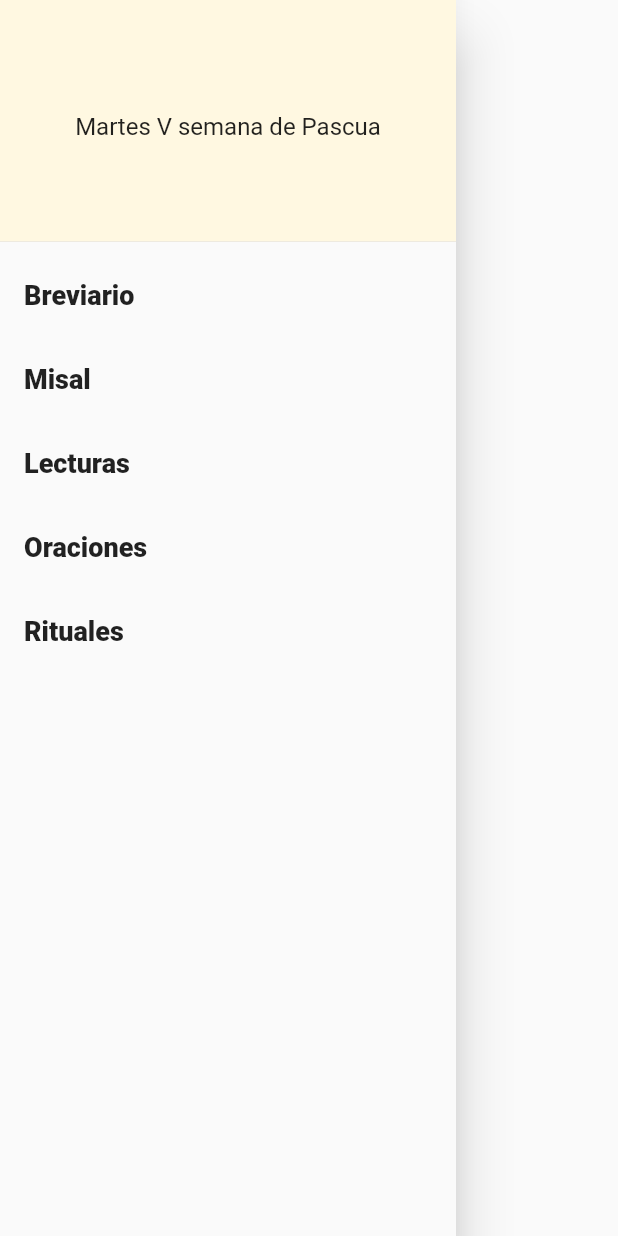
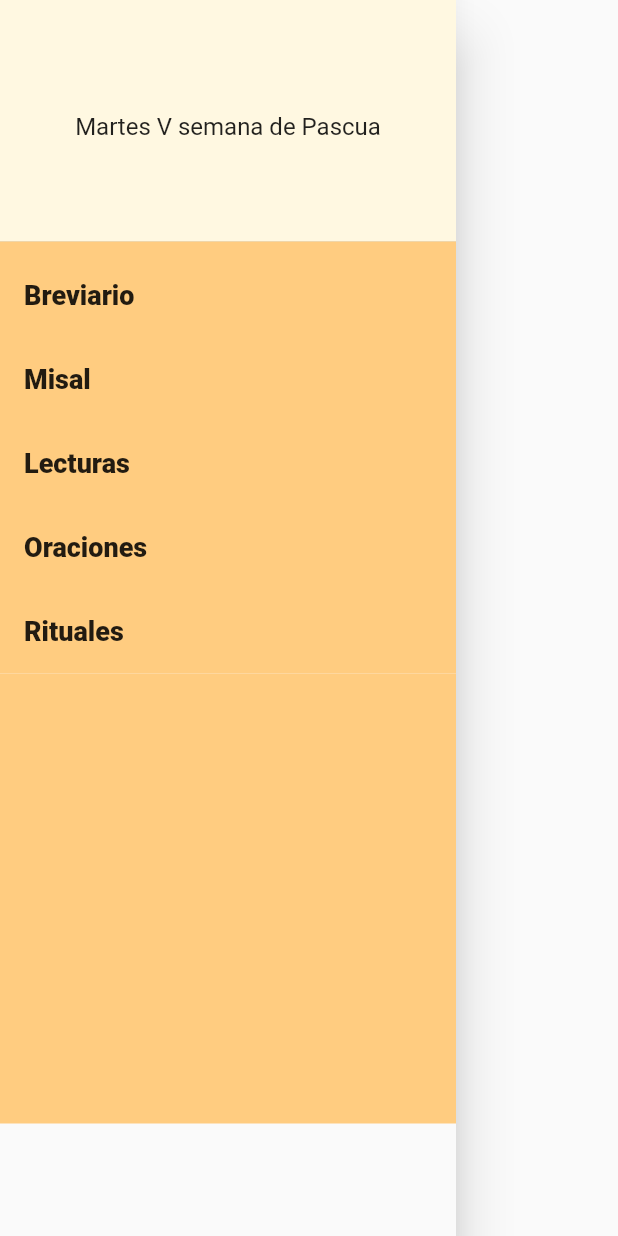
Before and after one commit to amauryperalta28/IBreviary-clone, a Flutter app: the SideBarMenu widget shown alone on an empty page, opened directly, on a phone screen of 412 x 824 dp. Run offline on Flutter 3.47's test engine with Material 2 defaults, Android fonts, the phone set to English and light mode, and no system bars.

Commit message:
Added color to the menu section that was white

```diff
--- a/ibreviary_clone/lib/src/pages/sidebar_menu.dart
+++ b/ibreviary_clone/lib/src/pages/sidebar_menu.dart
@@ -9,6 +9,11 @@ class SideBarMenu extends StatelessWidget {
     return Drawer(
       child: ListView(
         padding: EdgeInsets.zero,
+        children: [
+          Container(
+            color: Colors.orange[200],
+            child: Column(
+
               children: <Widget>[
                 DrawerHeader(
                   child: Center(
@@ -42,6 +47,10 @@ class SideBarMenu extends StatelessWidget {
                 ),
               ],
             ),
+          ),
+          Container(height: 300, color: Colors.orange[200] )
+        ],
+      ),
     );
   }
 }
```
Lines whose indentation alone changed are shown as unchanged.
